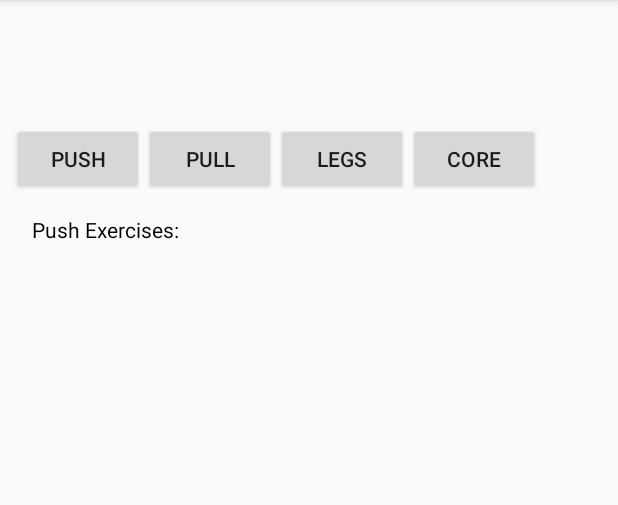
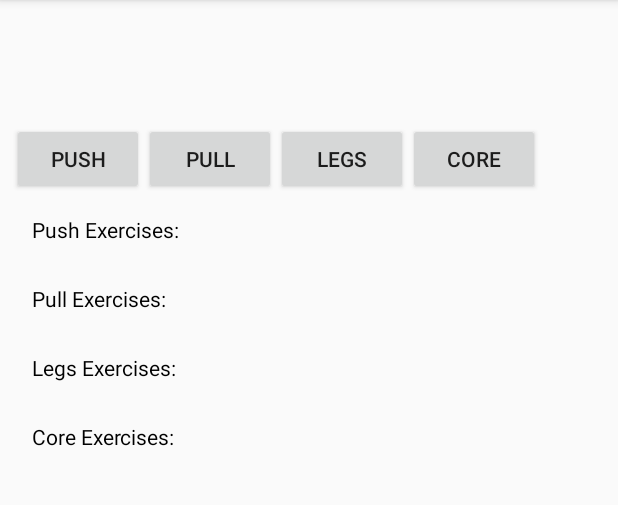
Before and after one commit to tecktim/CaliFit, an Android app: the WorkoutActivity screen opened directly, with no data from a screen before it, on a phone screen of 412 x 824 dp, the part 84-589 px from its top. Run offline under Robolectric (Android 15) with nearby library versions, the phone set to English and light mode, and no system bars.

Commit message:
2. Screen funktioniert an sich, nur die core exercises werden noch nicht angezeigt warum auch immer

```diff
--- a/app/src/main/java/com/example/CaliFit/Exercise.java
+++ b/app/src/main/java/com/example/CaliFit/Exercise.java
@@ -14,17 +14,17 @@ public class Exercise implements Serializable {
     String description;
     String linkToVideo;
     public Category category;
+    public boolean draw;
 
     public Exercise(String name, String description, String linkToVideo, Category category) {
         this.name = name;
         this.description = description;
         this.linkToVideo = linkToVideo;
         this.category = category;
-
+        this.draw = false;
     }
 
     public Exercise() {
-
     }
 
     public void setName(String name) {
--- a/app/src/main/java/com/example/CaliFit/ExerciseActivity.java
+++ b/app/src/main/java/com/example/CaliFit/ExerciseActivity.java
@@ -13,6 +13,7 @@ import android.widget.ScrollView;
 import android.widget.TableLayout;
 import android.widget.TableRow;
 import android.widget.TextView;
+import android.widget.Toast;
 
 import androidx.appcompat.app.AppCompatActivity;
 import androidx.constraintlayout.widget.ConstraintLayout;
@@ -188,12 +189,12 @@ public class ExerciseActivity extends AppCompatActivity implements ExerciseActiv
         Intent toGive = new Intent();
         toGive.putExtra("Exercises", exercises);
         setResult(RESULT_OK, toGive);
+        if(exercises.size() > 0){ Toast.makeText(this, "Exercises added to " + screenCat + " workout!", Toast.LENGTH_SHORT).show(); }
         super.finish();
     }
 
     @Override
     protected void onPause() {
         super.onPause();
-
     }
 }
--- a/app/src/main/java/com/example/CaliFit/WorkoutActivity.java
+++ b/app/src/main/java/com/example/CaliFit/WorkoutActivity.java
@@ -10,7 +10,6 @@ import android.widget.ScrollView;
 import android.widget.TableLayout;
 import android.widget.TableRow;
 import android.widget.TextView;
-import android.widget.Toast;
 
 import androidx.appcompat.app.AppCompatActivity;
 import androidx.constraintlayout.widget.ConstraintLayout;
@@ -46,6 +45,8 @@ public class WorkoutActivity extends AppCompatActivity implements WorkoutActivit
         namePreviewWorkout.setText(receivedIntent.getCharSequenceExtra(receivedIntent.EXTRA_TEXT));
 
         fillLists(workoutActivityPresenter);
+
+        showAddButtons();
         showWorkoutTables();
     }
 
@@ -88,20 +89,8 @@ public class WorkoutActivity extends AppCompatActivity implements WorkoutActivit
 
     }
 
-    private void showPushWorkout(ArrayList<Exercise> list){
-
-
-        if(tableRowCount == 1) {
-            TextView pushHeader = new TextView(this);
-            pushHeader.setText("Push Exercises:");
-            pushHeader.setTextColor(Color.BLACK);
-            pushHeader.setPadding(20, 20, 20, 20);
-            tableLayout.addView(pushHeader, tableRowCount);
-            tableRowCount++;
-        }
-        Log.d("xxxxxxxxxxxxBEVORE ADD", String.valueOf(tableRowCount - PullList.size() - LegsList.size() - CoreList.size()));
+    private void showWorkout(ArrayList<Exercise> list){
         for(Exercise e : list){
-
                 //table row erstellen + params setzen
                 TableRow tableRow = new TableRow(this);
                 TableRow.LayoutParams lp = new TableRow.LayoutParams(TableRow.LayoutParams.MATCH_PARENT, TableRow.LayoutParams.WRAP_CONTENT);
@@ -121,151 +110,47 @@ public class WorkoutActivity extends AppCompatActivity implements WorkoutActivit
                 exeRemove.setOnClickListener(new View.OnClickListener() {
                     @Override
                     public void onClick(View v) {
-                        workoutActivityPresenter.getModel().getList(Exercise.Category.Push).remove(e);
-                        PushList.remove(e);
+                        workoutActivityPresenter.getModel().getList(e.category).remove(e);
+                        switch(e.category) {
+                            case Push: PushList.remove(e);
+                            break;
+                            case Pull: PullList.remove(e);
+                            break;
+                            case Legs: LegsList.remove(e);
+                            break;
+                            case Core: CoreList.remove(e);
+                            break;
+                        }
                         tableLayout.removeView(tableRow);
                         tableLayout.removeView(exeRemove);
+                        tableRowCount--;
                     }
                 });
-                tableLayout.addView(tableRow, tableRowCount - PullList.size() - LegsList.size() - CoreList.size());
+                tableLayout.addView(tableRow, tableRowCount);
                 tableRowCount++;
-            }
-        Log.d("xxxxxxxxxxxxAFTER ADD", String.valueOf(tableRowCount - PullList.size() - LegsList.size() - CoreList.size()));
 
+        }
     }
 
+    private void showTitle(Exercise.Category cat) {
 
+        TextView header = new TextView(this);
+        header.setText(cat + " Exercises:");
+        header.setTextColor(Color.BLACK);
+        header.setPadding(20, 20, 20, 20);
+        tableLayout.addView(header, tableRowCount);
+        tableRowCount++;
+    }
 
-    private void showPullWorkout(ArrayList<Exercise> list){
-        if(tableRowCount == 2 + PushList.size()) {
-            TextView pullHeader = new TextView(this);
-            pullHeader.setText("Pull Exercises:");
-            pullHeader.setTextColor(Color.BLACK);
-            pullHeader.setPadding(20, 20, 20, 20);
-            tableLayout.addView(pullHeader);
-            tableRowCount++;
-        }
-
-        /*for(Exercise e : list){
-            TableRow tableRow = new TableRow(this);
-            TableRow.LayoutParams lp = new TableRow.LayoutParams(TableRow.LayoutParams.MATCH_PARENT, TableRow.LayoutParams.WRAP_CONTENT);
-            tableRow.setLayoutParams(lp);
-
-
-            TextView exerciseName =  new TextView(this);
-            exerciseName.setText(e.name);
-            exerciseName.setTextColor(Color.BLACK);
-            exerciseName.setPadding(20,20,20,20);
-            tableRow.addView(exerciseName);
-
-
-
-            Button exeRemove = new Button(this);
-            exeRemove.setText("Remove");
-            tableRow.addView(exeRemove);
-            exeRemove.setOnClickListener(new View.OnClickListener() {
-                @Override
-                public void onClick(View v) {
-                    workoutActivityPresenter.getModel().getList(Exercise.Category.Push).remove(e);
-                    if(tableRowCount<1){
-                        tableRowCount--;}
-                    tableLayout.removeView(tableRow);
-                    tableLayout.removeView(exeRemove);
-                }
-            });
-            tableLayout.addView(tableRow, tableRowCount);
-            tableRowCount++;
-        }*/
-    }
-    private void showCoreWorkout(ArrayList<Exercise> list){
-        if(tableRowCount == 4 + PushList.size()) {
-            TextView coreHeader = new TextView(this);
-            coreHeader.setText("Core Exercises:");
-            coreHeader.setTextColor(Color.BLACK);
-            coreHeader.setPadding(20, 20, 20, 20);
-            tableLayout.addView(coreHeader);
-            tableRowCount++;
-        }
-
-        /*for(Exercise e : list){
-            TableRow tableRow = new TableRow(this);
-            TableRow.LayoutParams lp = new TableRow.LayoutParams(TableRow.LayoutParams.MATCH_PARENT, TableRow.LayoutParams.WRAP_CONTENT);
-            tableRow.setLayoutParams(lp);
-
-
-            TextView exerciseName =  new TextView(this);
-            exerciseName.setText(e.name);
-            exerciseName.setTextColor(Color.BLACK);
-            exerciseName.setPadding(20,20,20,20);
-            tableRow.addView(exerciseName);
-
-
-
-            Button exeRemove = new Button(this);
-            exeRemove.setText("Remove");
-            tableRow.addView(exeRemove);
-            exeRemove.setOnClickListener(new View.OnClickListener() {
-                @Override
-                public void onClick(View v) {
-                    workoutActivityPresenter.getModel().getList(Exercise.Category.Push).remove(e);
-                    if(tableRowCount<1){
-                        tableRowCount--;}
-                    tableLayout.removeView(tableRow);
-                    tableLayout.removeView(exeRemove);
-                }
-            });
-            tableLayout.addView(tableRow, tableRowCount);
-            tableRowCount++;
-        }*/
-    }
-    private void showLegsWorkout(ArrayList<Exercise> list){
-        if(tableRowCount == 3 + PushList.size()) {
-            TextView legsHeader = new TextView(this);
-            legsHeader.setText("Legs Exercises:");
-            legsHeader.setTextColor(Color.BLACK);
-            legsHeader.setPadding(20, 20, 20, 20);
-            tableLayout.addView(legsHeader);
-            tableRowCount++;
-        }
-
-        /*for(Exercise e : list){
-            TableRow tableRow = new TableRow(this);
-            TableRow.LayoutParams lp = new TableRow.LayoutParams(TableRow.LayoutParams.MATCH_PARENT, TableRow.LayoutParams.WRAP_CONTENT);
-            tableRow.setLayoutParams(lp);
-
-
-            TextView exerciseName =  new TextView(this);
-            exerciseName.setText(e.name);
-            exerciseName.setTextColor(Color.BLACK);
-            exerciseName.setPadding(20,20,20,20);
-            tableRow.addView(exerciseName);
-
-
-
-            Button exeRemove = new Button(this);
-            exeRemove.setText("Remove");
-            tableRow.addView(exeRemove);
-            exeRemove.setOnClickListener(new View.OnClickListener() {
-                @Override
-                public void onClick(View v) {
-                    workoutActivityPresenter.getModel().getList(Exercise.Category.Push).remove(e);
-                    if(tableRowCount<1){
-                        tableRowCount--;}
-                    tableLayout.removeView(tableRow);
-                    tableLayout.removeView(exeRemove);
-                }
-            });
-            tableLayout.addView(tableRow, tableRowCount);
-            tableRowCount++;
-        }*/
-    }
     private void showWorkoutTables(){
-
-        if(tableRowCount == 0){showAddButtons();}
-        showPushWorkout(PushList);
-        //showPullWorkout(PullList);
-        //showLegsWorkout(LegsList);
-        //showCoreWorkout(CoreList);
+        showTitle(Exercise.Category.Push);
+        showWorkout(PushList);
+        showTitle(Exercise.Category.Pull);
+        showWorkout(PullList);
+        showTitle(Exercise.Category.Legs);
+        showWorkout(LegsList);
+        showTitle(Exercise.Category.Core);
+        showWorkout(CoreList);
 
         TableLayout.LayoutParams lp2 = new TableLayout.LayoutParams(TableRow.LayoutParams.MATCH_PARENT, TableRow.LayoutParams.WRAP_CONTENT);
         tableLayout.setLayoutParams(lp2);
@@ -292,9 +177,6 @@ public class WorkoutActivity extends AppCompatActivity implements WorkoutActivit
                 Intent intent = new Intent(WorkoutActivity.this, ExerciseActivity.class);
                 intent.putExtra(Intent.EXTRA_TEXT, "Push");
                 startActivityForResult(intent, 1);
-                Log.d("### TABLE ROW COUNT: ", String.valueOf(tableRowCount));
-                Log.d("### PUSH LIST COUNT: ", String.valueOf(PushList.size()));
-
             }
         });
         pushButton.setPadding(20, 20, 20, 20);
@@ -348,14 +230,31 @@ public class WorkoutActivity extends AppCompatActivity implements WorkoutActivit
         coreButton.setText("Core");
         addButtonsRow.addView(coreButton);
 
-
-        tableLayout.addView(addButtonsRow);
-        tableRowCount++;
+        tableLayout.addView(addButtonsRow, 0);
+        tableRowCount = 1;
     }
 
     @Override
     public void onRestart(){
         super.onRestart();
+        clearScreen();
+        //count = 0;
+        showAddButtons();
+        //coiunt = 1;
+
+        fillLists(workoutActivityPresenter);
+
         showWorkoutTables();
+
+        Log.d("### AFTER onRestart ###", String.valueOf(tableRowCount));
+    }
+
+    private void clearScreen() {
+        Log.d("### BEFORE CLEAR ###", String.valueOf(tableRowCount));
+        for(int i = tableRowCount - 1; i >= 0; i--){
+            tableLayout.removeViewAt(i);
+            tableRowCount--;
+        }
+        Log.d("### AFTER CLEAR ###", String.valueOf(tableRowCount));
     }
 }
```
